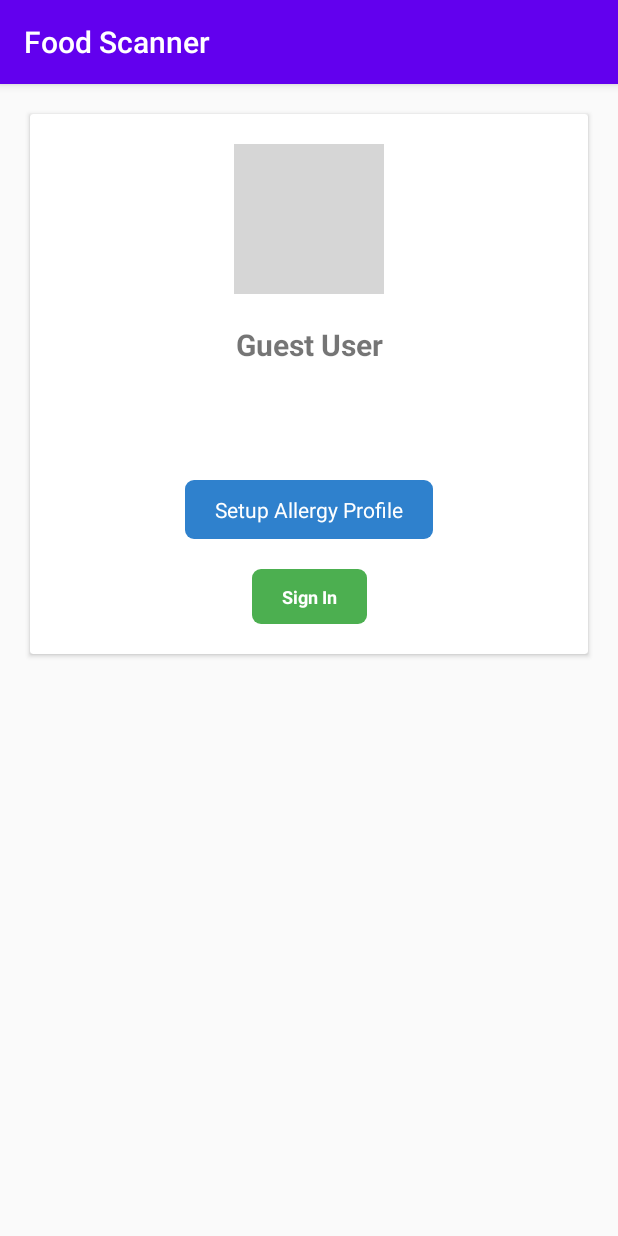
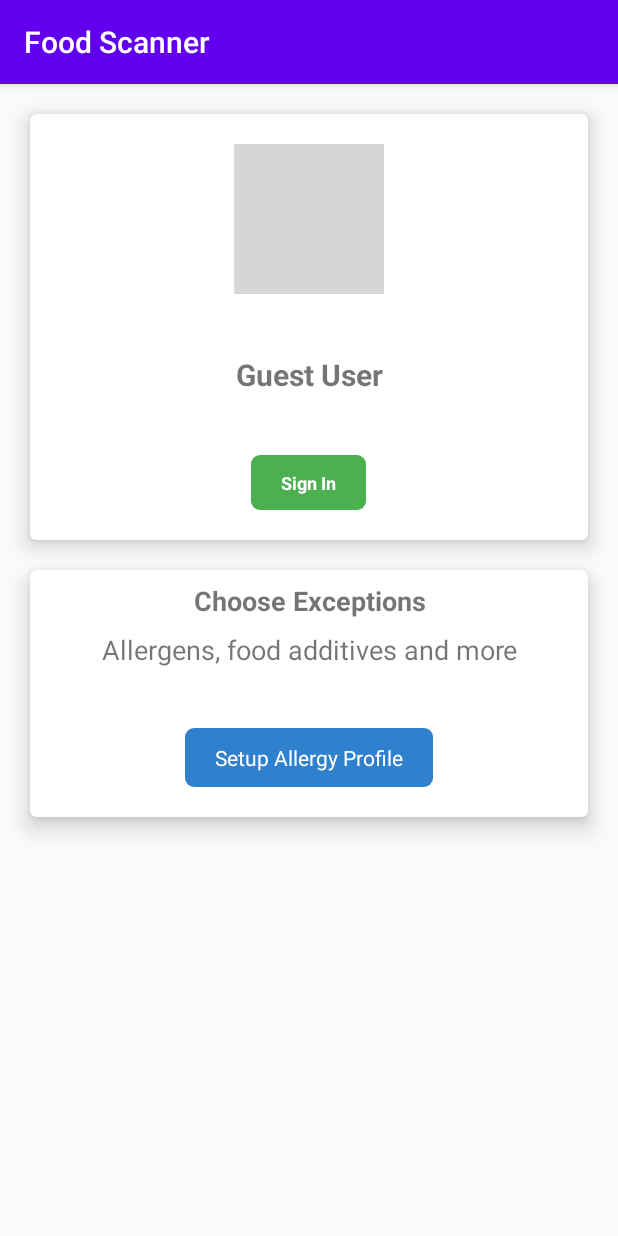
Before and after one commit to deepakwaitz/MyPathshalaCodingChallenge, an Android app: the screen it shows after launch (MainActivity), on a phone screen of 412 x 824 dp. Run offline under Robolectric (Android 15) with nearby library versions, the phone set to English and light mode, and no system bars; our stand-ins replace Firebase (no records; nobody signed in at launch, a user with empty details on screens opened directly); libraries missing offline, so code that uses them is left out: com.facebook.drawee, com.firebase.ui; plain views replace SimpleDraweeView; 4 statements that could not run were skipped; grey boxes are pictures that could not be loaded.

Commit message:
- Updated view

```diff
--- /dev/null
+++ b/app/src/main/java/com/mypathshala/foodscanner/FlowLayout.kt
@@ -0,0 +1,116 @@
+package com.mypathshala.foodscanner
+
+import android.content.Context
+import android.util.AttributeSet
+import android.view.View
+import android.view.ViewGroup
+
+class FlowLayout : ViewGroup {
+    private var mLineHeight: Int = 0
+    private var mVerticalSpacing: Int = 0
+    private var mHorizontalSpacing: Int = 0
+
+    /**
+     * Constructor with no attributes
+     *
+     * @param context Context
+     */
+    constructor(context: Context) : super(context) {
+        init(context, null)
+    }
+
+    /**
+     * Constructor with attribute set
+     *
+     * @param context Context
+     * @param attrs   attribute set
+     */
+    constructor(context: Context, attrs: AttributeSet) : super(context, attrs) {
+        init(context, attrs)
+    }
+
+    private fun init(context: Context, attrs: AttributeSet?) {
+        if (attrs != null) {
+            val array = context.obtainStyledAttributes(attrs, R.styleable.FlowLayout)
+            mVerticalSpacing = array.getDimensionPixelSize(
+                R.styleable.FlowLayout_verticalSpacing,
+                context.resources.getDimension(R.dimen.size_8dp).toInt()
+            )
+            mHorizontalSpacing = array.getDimensionPixelSize(
+                R.styleable.FlowLayout_horizontalSpacing,
+                context.resources.getDimension(R.dimen.size_8dp).toInt()
+            )
+            array.recycle()
+        } else {
+            mVerticalSpacing = context.resources.getDimensionPixelSize(R.dimen.size_8dp)
+            mHorizontalSpacing = context.resources.getDimensionPixelSize(R.dimen.size_8dp)
+        }
+    }
+
+    override fun onMeasure(widthMeasureSpec: Int, heightMeasureSpec: Int) {
+        val width = MeasureSpec.getSize(widthMeasureSpec) - paddingLeft - paddingRight
+        var height = MeasureSpec.getSize(heightMeasureSpec) - paddingTop - paddingBottom
+        val count = childCount
+        var lineHeight = 0
+
+        var xpos = paddingLeft
+        var ypos = paddingTop
+
+        val childHeightMeasureSpec: Int
+        childHeightMeasureSpec =
+            if (MeasureSpec.getMode(heightMeasureSpec) == MeasureSpec.AT_MOST) {
+                MeasureSpec.makeMeasureSpec(height, MeasureSpec.AT_MOST)
+            } else {
+                MeasureSpec.makeMeasureSpec(0, MeasureSpec.UNSPECIFIED)
+            }
+
+        for (i in 0 until count) {
+            val child = getChildAt(i)
+            if (child.visibility !== View.GONE) {
+                child.measure(
+                    MeasureSpec.makeMeasureSpec(width, MeasureSpec.AT_MOST),
+                    childHeightMeasureSpec
+                )
+                val childMeasuredWidth = child.measuredWidth
+                lineHeight = Math.max(lineHeight, child.measuredHeight + mVerticalSpacing)
+
+                if (xpos + childMeasuredWidth > width) {
+                    xpos = paddingLeft
+                    ypos += lineHeight
+                }
+
+                xpos += childMeasuredWidth + mHorizontalSpacing
+            }
+        }
+        this.mLineHeight = lineHeight
+
+        if (MeasureSpec.getMode(heightMeasureSpec) == MeasureSpec.UNSPECIFIED) {
+            height = ypos + lineHeight
+
+        } else if (MeasureSpec.getMode(heightMeasureSpec) == MeasureSpec.AT_MOST && ypos + lineHeight < height) {
+            height = ypos + lineHeight
+        }
+        setMeasuredDimension(width, height)
+    }
+
+    override fun onLayout(changed: Boolean, l: Int, t: Int, r: Int, b: Int) {
+        val count = childCount
+        val width = r - l
+        var xpos = paddingLeft
+        var ypos = paddingTop
+
+        for (i in 0 until count) {
+            val child = getChildAt(i)
+            if (child.visibility !== View.GONE) {
+                val childMeasuredWidth = child.measuredWidth
+                val childMeasuredHeight = child.measuredHeight
+                if (xpos + childMeasuredWidth > width) {
+                    xpos = paddingLeft
+                    ypos += mLineHeight
+                }
+                child.layout(xpos, ypos, xpos + childMeasuredWidth, ypos + childMeasuredHeight)
+                xpos += childMeasuredWidth + mHorizontalSpacing
+            }
+        }
+    }
+}
--- a/app/src/main/res/layout/activity_main.xml
+++ b/app/src/main/res/layout/activity_main.xml
@@ -1,20 +1,29 @@
 <?xml version="1.0" encoding="utf-8"?>
-<androidx.constraintlayout.widget.ConstraintLayout xmlns:android="http://schemas.android.com/apk/res/android"
+<ScrollView xmlns:android="http://schemas.android.com/apk/res/android"
     xmlns:app="http://schemas.android.com/apk/res-auto"
     xmlns:tools="http://schemas.android.com/tools"
     android:layout_width="match_parent"
     android:layout_height="match_parent"
     tools:context=".MainActivity">
 
+    <LinearLayout
+        android:layout_width="match_parent"
+        android:layout_height="wrap_content"
+        android:orientation="vertical">
+
         <androidx.cardview.widget.CardView
+            android:id="@+id/user_profile_card_view"
             android:layout_width="match_parent"
             android:layout_height="wrap_content"
             android:layout_margin="20dp"
-        app:layout_constraintTop_toTopOf="parent">
+            app:cardCornerRadius="4dp"
+            app:cardElevation="8dp">
 
-        <androidx.constraintlayout.widget.ConstraintLayout
+            <LinearLayout
                 android:layout_width="match_parent"
-            android:layout_height="match_parent">
+                android:layout_height="match_parent"
+                android:gravity="center"
+                android:orientation="vertical">
 
                 <com.facebook.drawee.view.SimpleDraweeView
                     android:id="@+id/user_avatar"
@@ -23,9 +32,6 @@
                     android:layout_marginVertical="20dp"
                     android:background="@color/tw__light_gray"
                     app:actualImageScaleType="fitXY"
-                app:layout_constraintLeft_toLeftOf="parent"
-                app:layout_constraintRight_toRightOf="parent"
-                app:layout_constraintTop_toTopOf="parent"
                     app:placeholderImage="@drawable/user_avatar_default" />
 
                 <TextView
@@ -36,26 +42,7 @@
                     android:padding="20dp"
                     android:text="@string/placeholder_login_status"
                     android:textSize="20sp"
-                android:textStyle="bold"
-                app:layout_constraintLeft_toLeftOf="parent"
-                app:layout_constraintRight_toRightOf="parent"
-                app:layout_constraintTop_toBottomOf="@+id/user_avatar" />
-
-
-            <TextView
-                android:id="@+id/add_allergen_button"
-                android:layout_width="wrap_content"
-                android:layout_height="wrap_content"
-                android:layout_marginBottom="20dp"
-                android:background="@drawable/blue_background_drawable"
-                android:paddingHorizontal="20dp"
-                android:paddingVertical="10dp"
-                android:text="@string/placeholder_btn_setup_allergy_profile"
-                android:textColor="@android:color/white"
-                app:layout_constraintBottom_toTopOf="@+id/signout_button"
-                app:layout_constraintLeft_toLeftOf="parent"
-                app:layout_constraintRight_toRightOf="parent"
-                app:layout_constraintTop_toBottomOf="@+id/user_status_tv" />
+                    android:textStyle="bold" />
 
 
                 <TextView
@@ -71,11 +58,7 @@
                     android:textColor="@android:color/white"
                     android:textSize="12sp"
                     android:textStyle="bold"
-                android:visibility="gone"
-                app:layout_constraintBottom_toBottomOf="parent"
-                app:layout_constraintLeft_toLeftOf="parent"
-                app:layout_constraintRight_toRightOf="parent"
-                app:layout_constraintTop_toBottomOf="@+id/add_allergen_button" />
+                    android:visibility="gone" />
 
                 <TextView
                     android:id="@+id/signin_button"
@@ -90,12 +73,66 @@
                     android:textColor="@android:color/white"
                     android:textSize="12sp"
                     android:textStyle="bold"
-                android:visibility="gone"
-                app:layout_constraintBottom_toBottomOf="parent"
-                app:layout_constraintLeft_toLeftOf="parent"
-                app:layout_constraintRight_toRightOf="parent"
-                app:layout_constraintTop_toBottomOf="@+id/add_allergen_button" />
+                    android:visibility="gone" />
+            </LinearLayout>
+        </androidx.cardview.widget.CardView>
 
-        </androidx.constraintlayout.widget.ConstraintLayout>
+        <androidx.cardview.widget.CardView
+            android:id="@+id/allergen_profile_card_view"
+            android:layout_width="match_parent"
+            android:layout_height="wrap_content"
+            android:layout_marginHorizontal="20dp"
+            android:layout_marginBottom="20dp"
+            app:cardCornerRadius="4dp"
+            app:cardElevation="8dp">
+
+            <LinearLayout
+                android:layout_width="match_parent"
+                android:layout_height="wrap_content"
+                android:gravity="center"
+                android:orientation="vertical">
+
+                <TextView
+                    android:id="@+id/exceptions_title_tv"
+                    android:layout_width="match_parent"
+                    android:layout_height="wrap_content"
+                    android:gravity="center"
+                    android:paddingHorizontal="20dp"
+                    android:paddingVertical="8dp"
+                    android:text="@string/exceptions_title"
+                    android:textSize="18sp"
+                    android:textStyle="bold" />
+
+                <TextView
+                    android:id="@+id/exceptions_subtitle_tv"
+                    android:layout_width="match_parent"
+                    android:layout_height="wrap_content"
+                    android:layout_marginBottom="20dp"
+                    android:gravity="center"
+                    android:paddingHorizontal="20dp"
+                    android:text="@string/exceptions_subtitle"
+                    android:textSize="18sp" />
+
+                <com.mypathshala.foodscanner.FlowLayout
+                    android:id="@+id/allergen_items_flow_layout"
+                    android:layout_width="match_parent"
+                    android:layout_height="wrap_content"
+                    android:layout_marginHorizontal="20dp"
+                    android:background="@android:color/white" />
+
+                <TextView
+                    android:id="@+id/add_allergen_button"
+                    android:layout_width="wrap_content"
+                    android:layout_height="wrap_content"
+                    android:layout_marginVertical="20dp"
+                    android:background="@drawable/blue_background_drawable"
+                    android:paddingHorizontal="20dp"
+                    android:paddingVertical="10dp"
+                    android:text="@string/placeholder_btn_setup_allergy_profile"
+                    android:textColor="@android:color/white" />
+            </LinearLayout>
+
+
         </androidx.cardview.widget.CardView>
-</androidx.constraintlayout.widget.ConstraintLayout>
+    </LinearLayout>
+</ScrollView>
--- a/app/src/main/res/values/colors.xml
+++ b/app/src/main/res/values/colors.xml
@@ -6,4 +6,5 @@
     <color name="blue_color">#2f81cd</color>
     <color name="red_color">#E62630</color>
     <color name="green_color">#4CAF50</color>
+    <color name="secondary_text_color">#929292</color>
 </resources>
--- /dev/null
+++ b/app/src/main/res/values/dimens.xml
@@ -0,0 +1,4 @@
+<?xml version="1.0" encoding="utf-8"?>
+<resources>
+    <dimen name="size_8dp">8dp</dimen>
+</resources>
--- a/app/src/main/res/values/strings.xml
+++ b/app/src/main/res/values/strings.xml
@@ -15,5 +15,7 @@
     <string name="placeholder_login_status">Hi, Deepak Ramalingam. Welcome.</string>
     <string name="placeholder_guest_user">Guest User</string>
     <string name="placeholder_hi">Hi &#160;</string>
-    <string name="placeholder_welcome">&#160; , Welcome.</string>
+    <string name="placeholder_welcome">, Welcome.</string>
+    <string name="exceptions_subtitle">Allergens, food additives and more</string>
+    <string name="exceptions_title">Choose Exceptions</string>
 </resources>
```
Also changed, not shown: app/src/main/java/com/mypathshala/foodscanner/MainActivity.kt (+21 -0 lines), app/src/main/res/drawable/allergen_item_background_drawable.xml (added, +16 -0 lines), app/src/main/res/layout/allergen_item_layout.xml (added, +17 -0 lines), app/src/main/res/values/attrs.xml (added, +8 -0 lines). Lines whose indentation alone changed are shown as unchanged.
